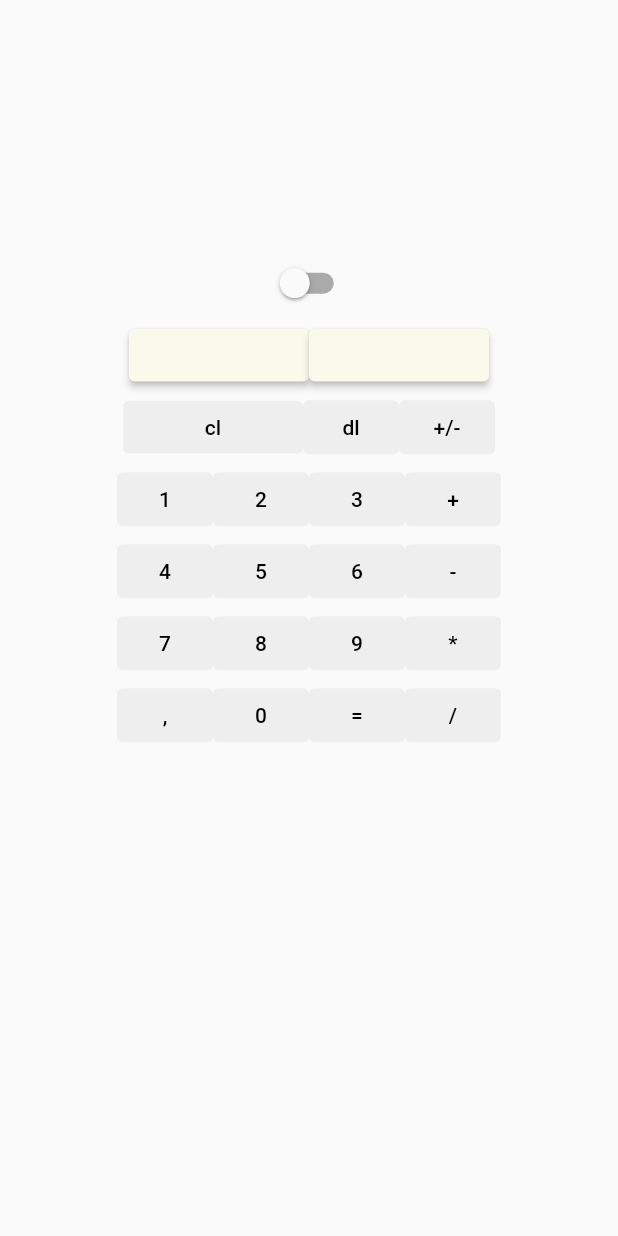
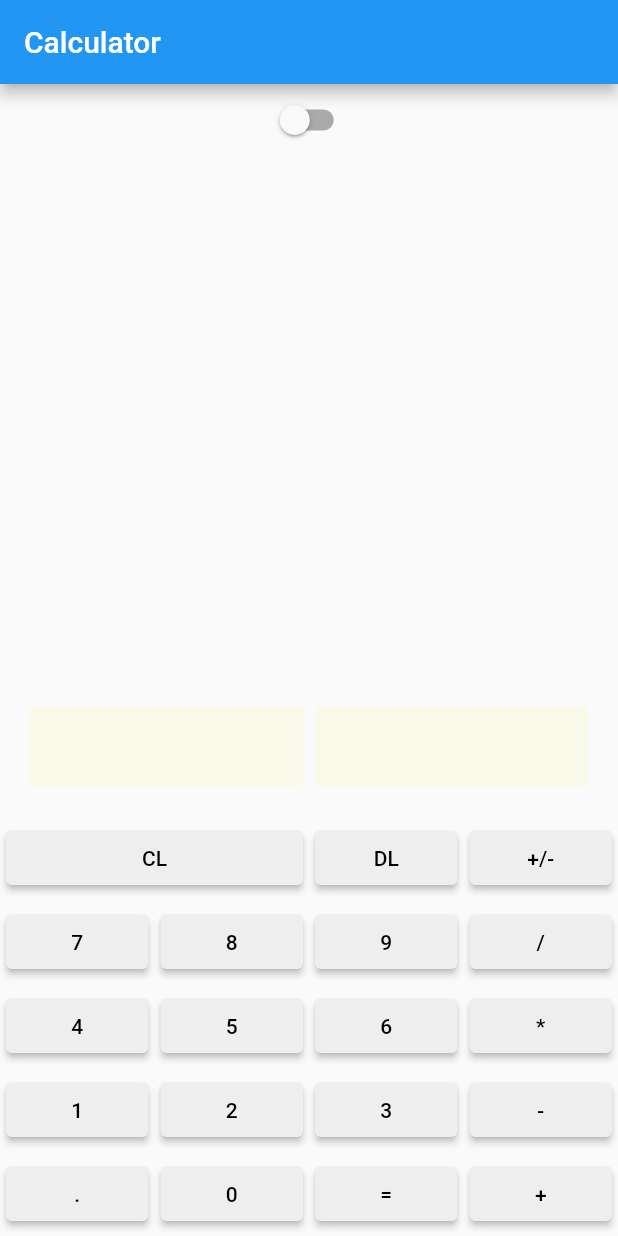
Before and after one commit to Kacp-R/kalk, a Flutter app: the screen it shows after launch, on a phone screen of 412 x 824 dp. Run offline on Flutter 3.47's test engine with Material 2 defaults, Android fonts, the phone set to English and light mode, and no system bars.

Commit message:
Re-styled the app

```diff
--- a/lib/main.dart
+++ b/lib/main.dart
@@ -5,7 +5,7 @@ void main() {
   runApp(MyApp());
 }
 
-class MyApp extends StatefulWidget{
+class MyApp extends StatefulWidget {
   @override
   State<MyApp> createState() => _MyAppState();
 }
@@ -31,136 +31,191 @@ class _MyAppState extends State<MyApp> {
       title: "test1",
       home: Scaffold(
         backgroundColor: Color(_bgcl),
+        appBar: AppBar(
+          title: const Text('Calculator'),
+        ),
         body: Column(
           children: [
-    Expanded(flex: 1, child: Container()), // empty space
+            Switch(value: _mem, onChanged: (bool)=> toggle()),
             Expanded(
-    flex: 4,
-    child: Column(
-      mainAxisAlignment: MainAxisAlignment.start,
+              child: Container(
+                  padding: const EdgeInsets.all(16.0),
+                  alignment: Alignment.bottomRight,
+                  child: Row(
                     children: [
-          Switch(value: _mem, onChanged: (bool)=> toggle()),
+                      Expanded(
+                        child: Padding(
+                          padding: const EdgeInsets.all(4.0),
+                          child: Container(
+                            color: Color(_rescl),
+                            child: InkWell(
+                              onTap: () => copy(1),
+                              child: Text(
+                                '$_secondS',
+                                style: TextStyle(
+                                  color: Color(_fgcl), // custom color
+                                  fontSize: Theme.of(context).textTheme.displaySmall?.fontSize, // headline3 font size
+                                  fontWeight: Theme.of(context).textTheme.displaySmall?.fontWeight, // headline3 font weight
+                                  letterSpacing: Theme.of(context).textTheme.displaySmall?.letterSpacing, // headline3 letter spacing
+                                ),
+                              ),
+                            ),
+                          ),
+                        ),
+                      ),
+                      Expanded(
+                        child: Padding(
+                          padding: const EdgeInsets.all(4.0),
+                          child: Container(
+                            color: Color(_rescl),
+                            child: InkWell(
+                              onTap: () => copy(0),
+                              child: Text(
+                                '$_firstS',
+                                style: TextStyle(
+                                  color: Color(_fgcl), // custom color
+                                  fontSize: Theme.of(context).textTheme.displaySmall?.fontSize, // headline3 font size
+                                  fontWeight: Theme.of(context).textTheme.displaySmall?.fontWeight, // headline3 font weight
+                                  letterSpacing: Theme.of(context).textTheme.displaySmall?.letterSpacing, // headline3 letter spacing
+                                ),
+                              ),
+                            ),
+                          ),
+                        ),
+                      ),
+                    ],
+                  )),
+            ),
             Row(
-            mainAxisAlignment: MainAxisAlignment.center,
-
               children: [
-              ElevatedButton(onPressed: ()=> copy(1), child: Text('$_secondS'), style: ElevatedButton.styleFrom(minimumSize: Size(120, 35), backgroundColor: Color(_rescl), foregroundColor: Color(_fgcl))),
-              ElevatedButton(onPressed: ()=> copy(0), child: Text('$_firstS'), style: ElevatedButton.styleFrom(minimumSize: Size(120, 35), backgroundColor: Color(_rescl), foregroundColor: Color(_fgcl))),
-            ],
-          ),
-          Column(
-          children: [
-            Row(
-              mainAxisAlignment: MainAxisAlignment.center,
-              children: [
-                TextButton(onPressed: ()=> func('cl'), child: Text('cl'), style: TextButton.styleFrom(minimumSize: Size(120, 35), backgroundColor: Color(_btncl), foregroundColor: Color(_fgcl))),
-                TextButton(onPressed: ()=> func('dl'), child: Text('dl'), style: TextButton.styleFrom(backgroundColor: Color(_btncl), foregroundColor: Color(_fgcl))),
-                TextButton(onPressed: ()=> click(-2), child: Text('+/-'), style: TextButton.styleFrom(backgroundColor: Color(_btncl), foregroundColor: Color(_fgcl))),
+                _buildButton('CL', () => func('cl')),
+                _buildButton('DL', () => func('dl')),
+                _buildButton('+/-', () => func('+-')),
               ],
             ),
             Row(
-              mainAxisAlignment: MainAxisAlignment.center,
               children: [
-                TextButton(onPressed: ()=> click(1), child: Text('1'), style: TextButton.styleFrom(backgroundColor: Color(_btncl), foregroundColor: Color(_fgcl))),
-                TextButton(onPressed: ()=> click(2), child: Text('2'), style: TextButton.styleFrom(backgroundColor: Color(_btncl), foregroundColor: Color(_fgcl))),
-                TextButton(onPressed: ()=> click(3), child: Text('3'), style: TextButton.styleFrom(backgroundColor: Color(_btncl), foregroundColor: Color(_fgcl))),
-                TextButton(onPressed: ()=> func('+'), child: Text('+'), style: TextButton.styleFrom(backgroundColor: Color(_btncl), foregroundColor: Color(_fgcl))),
+                _buildButton('7', () => click(7)),
+                _buildButton('8', () => click(8)),
+                _buildButton('9', () => click(9)),
+                _buildButton('/', () => func('/')),
               ],
             ),
             Row(
-              mainAxisAlignment: MainAxisAlignment.center,
               children: [
-                TextButton(onPressed: ()=> click(4), child: Text('4'), style: TextButton.styleFrom(backgroundColor: Color(_btncl), foregroundColor: Color(_fgcl))),
-                TextButton(onPressed: ()=> click(5), child: Text('5'), style: TextButton.styleFrom(backgroundColor: Color(_btncl), foregroundColor: Color(_fgcl))),
-                TextButton(onPressed: ()=> click(6), child: Text('6'), style: TextButton.styleFrom(backgroundColor: Color(_btncl), foregroundColor: Color(_fgcl))),
-                TextButton(onPressed: ()=> func('-'), child: Text('-'), style: TextButton.styleFrom(backgroundColor: Color(_btncl), foregroundColor: Color(_fgcl))),
+                _buildButton('4', () => click(4)),
+                _buildButton('5', () => click(5)),
+                _buildButton('6', () => click(6)),
+                _buildButton('*', () => func('*')),
               ],
             ),
             Row(
-              mainAxisAlignment: MainAxisAlignment.center,
               children: [
-                TextButton(onPressed: ()=> click(7), child: Text('7'), style: TextButton.styleFrom(backgroundColor: Color(_btncl), foregroundColor: Color(_fgcl))),
-                TextButton(onPressed: ()=> click(8), child: Text('8'), style: TextButton.styleFrom(backgroundColor: Color(_btncl), foregroundColor: Color(_fgcl))),
-                TextButton(onPressed: ()=> click(9), child: Text('9'), style: TextButton.styleFrom(backgroundColor: Color(_btncl), foregroundColor: Color(_fgcl))),
-                TextButton(onPressed: ()=> func('*'), child: Text('*'), style: TextButton.styleFrom(backgroundColor: Color(_btncl), foregroundColor: Color(_fgcl))),
+                _buildButton('1', () => click(1)),
+                _buildButton('2', () => click(2)),
+                _buildButton('3', () => click(3)),
+                _buildButton('-', () => func('-')),
               ],
             ),
             Row(
-              mainAxisAlignment: MainAxisAlignment.center,
               children: [
-                TextButton(onPressed: ()=> click(-1), child: Text(','), style: TextButton.styleFrom(backgroundColor: Color(_btncl), foregroundColor: Color(_fgcl))),
-                TextButton(onPressed: ()=> click(0), child: Text('0'), style: TextButton.styleFrom(backgroundColor: Color(_btncl), foregroundColor: Color(_fgcl))),
-                TextButton(onPressed: ()=> func('='), child: Text('='), style: TextButton.styleFrom(backgroundColor: Color(_btncl), foregroundColor: Color(_fgcl))),
-                TextButton(onPressed: ()=> func('/'), child: Text('/'), style: TextButton.styleFrom(backgroundColor: Color(_btncl), foregroundColor: Color(_fgcl))),
+                _buildButton('.', () => click(-1)),
+                _buildButton('0', () => click(0)),
+                _buildButton('=', () => func('=')),
+                _buildButton('+', () => func('+')),
               ],
-            ),
-          ],
-        ),
-        ],
-        ),
             ),
           ],
         ),
       ),
     );
   }
-  void toggle (){
+
+  Widget _buildButton(String buttonText, VoidCallback onPressed) {
+    return buttonText == 'CL'
+        ? Expanded(
+            flex: 2,
+            child: Padding(
+              padding: const EdgeInsets.all(4.0),
+              child: ElevatedButton(
+                onPressed: onPressed,
+                child: Text(buttonText),
+                style: ElevatedButton.styleFrom(
+                    backgroundColor: Color(_btncl),
+                    foregroundColor: Color(_fgcl)),
+              ),
+            ),
+          )
+        : Expanded(
+            child: Padding(
+              padding: const EdgeInsets.all(4.0),
+              child: ElevatedButton(
+                onPressed: onPressed,
+                child: Text(buttonText),
+                style: ElevatedButton.styleFrom(
+                    backgroundColor: Color(_btncl),
+                    foregroundColor: Color(_fgcl)),
+              ),
+            ),
+          );
+  }
+
+  void toggle() {
     setState(() {
       _bgcl = 0xFFFFFFFF - _bgcl + 0xFF000000;
       _rescl = 0xFFFFFFFF - _rescl + 0xFF000000;
       _btncl = 0xFFFFFFFF - _btncl + 0xFF000000;
       _fgcl = 0xFFFFFFFF - _fgcl + 0xFF000000;
-      _mem=!_mem;
+      _mem = !_mem;
     });
   }
-  void click(int input){
+
+  void click(int input) {
     setState(() {
-        if(input==-2){
-          if(_firstS=="")
-            return;
-          if(double.parse(_firstS)<0){
+      if (input == -2) {
+        if (_firstS == "") return;
+        if (double.parse(_firstS) < 0) {
           _firstS = _firstS.substring(1, _firstS.length);
-          }else{
-            if(double.parse(_firstS)>0){
-              _firstS='-$_firstS';
+        } else {
+          if (double.parse(_firstS) > 0) {
+            _firstS = '-$_firstS';
           }
         }
         return;
       }
-        if(input==-1){
-          if(_dec)
-            return;
-          _firstS+='.';
-          _dec=true;
+      if (input == -1) {
+        if (_dec) return;
+        _firstS += '.';
+        _dec = true;
         _decC = _firstS.length;
         return;
       }
-        _firstS+=input.toString();
+      _firstS += input.toString();
     });
   }
-  void copy(int val){
-    if(val==0)
+
+  void copy(int val) {
+    if (val == 0)
       Clipboard.setData(ClipboardData(text: "$_firstS"));
     else
       Clipboard.setData(ClipboardData(text: "$_secondS"));
   }
-  void func(String input){
+
+  void func(String input) {
     setState(() {
-      if(input=='cl') {
-        _first=0;
-        _second=0;
-        _firstS='';
-        _secondS='';
-        _dec=false;
+      if (input == 'cl') {
+        _first = 0;
+        _second = 0;
+        _firstS = '';
+        _secondS = '';
+        _dec = false;
       }
-      if(input=='dl') {
+      if (input == 'dl') {
         if (_firstS != null && _firstS.length > 0) {
           _firstS = _firstS.substring(0, _firstS.length - 1);
-          if(_firstS.length+1==_decC)
-            _dec = false;
+          if (_firstS.length + 1 == _decC) _dec = false;
         }
-
-      }else {
+      } else {
         if (input == '=') {
           funcC(_last);
         } else {
@@ -170,7 +225,8 @@ class _MyAppState extends State<MyApp> {
       }
     });
   }
-  void funcC(String inp){
+
+  void funcC(String inp) {
     if (_firstS == '' || inp == '') return;
     _first = double.parse(_firstS);
     if (_secondS != '') {
```
Lines whose indentation alone changed are shown as unchanged.
